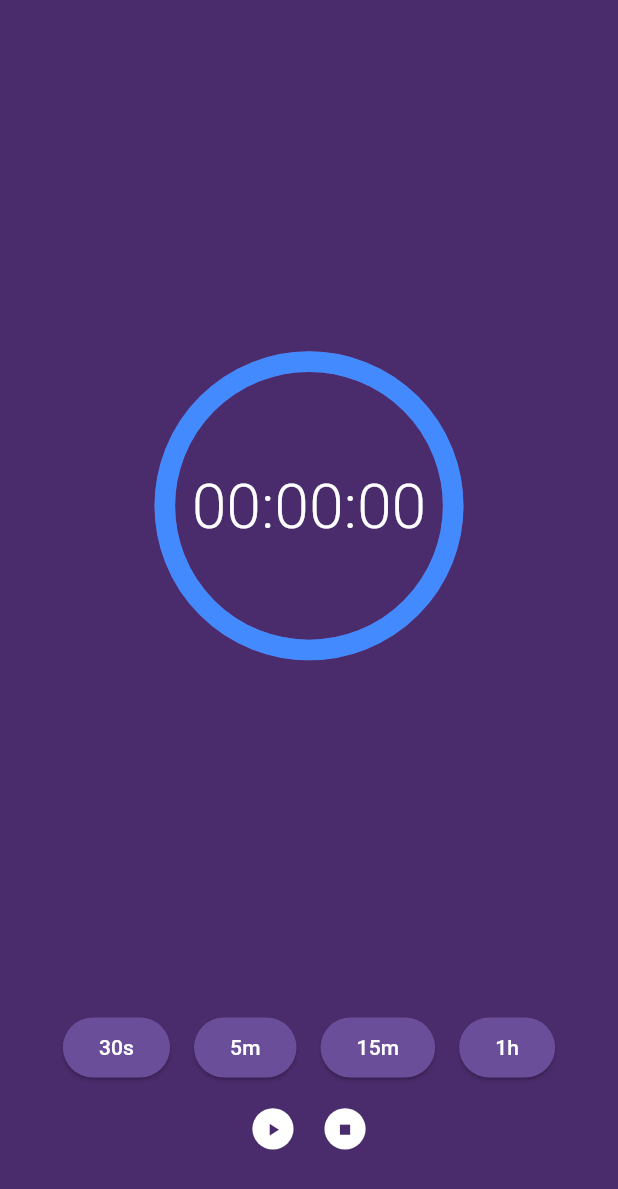
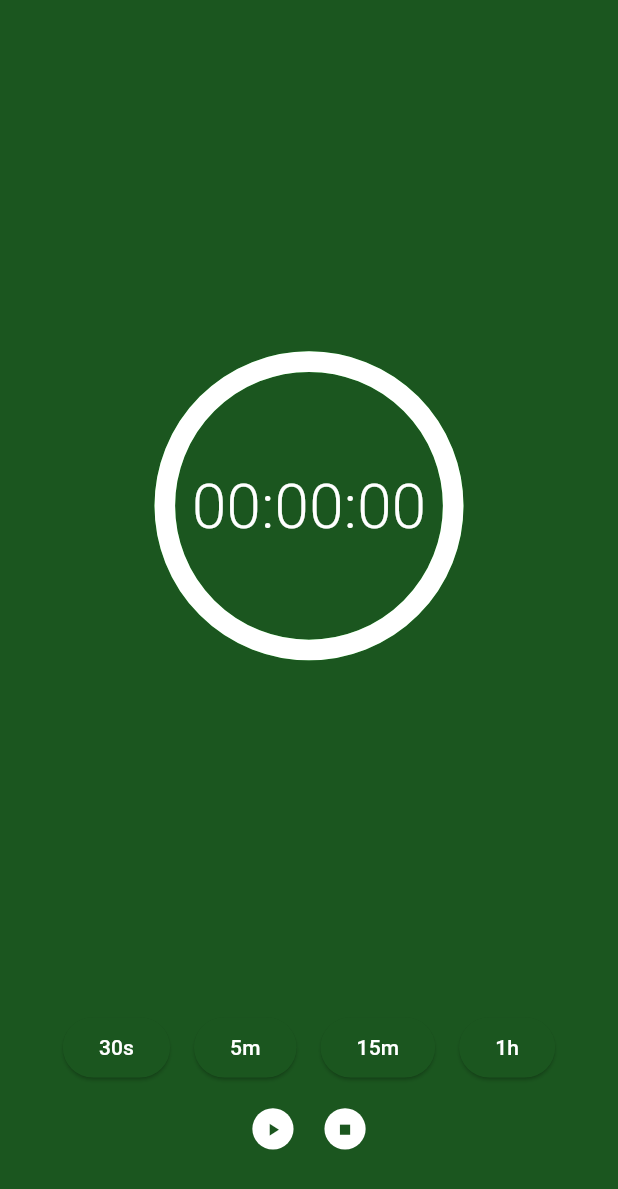
Before and after one commit to tanany1/timer_app, a Flutter app: the screen it shows after launch, on a phone screen of 412 x 824 dp. Shown: the top 1189 px of the screen. Run offline on Flutter 3.47's test engine with Material 3 defaults, Android fonts, the phone set to English and light mode, and no system bars; drawn by our look-alikes of percent_indicator; our stand-ins replace audioplayers.

Commit message:
Update for Opella X Elezaby Event.

```diff
--- a/lib/main.dart
+++ b/lib/main.dart
@@ -16,10 +16,10 @@ class TimerApp extends StatelessWidget {
       debugShowCheckedModeBanner: false,
       home: const TimerScreen(),
       theme: ThemeData(
-        primaryColor: const Color(0xFF6B4E99),
-        scaffoldBackgroundColor: const Color(0xFF4A2B6B), // Darker background
+        primaryColor: const Color(0xFFFAEDED),
+        scaffoldBackgroundColor: const Color(0xFF1B561F), // Darker background
         colorScheme: ColorScheme.fromSwatch().copyWith(
-          secondary: const Color(0xFF9B59B6),
+          secondary: const Color(0xFF1B561F),
         ),
       ),
     );
@@ -170,10 +170,10 @@ class _TimerScreenState extends State<TimerScreen> {
     if (_isRunning && _timeInSeconds <= 60) {
       // Blinking red for the last 20 seconds
       if (_timeInSeconds <= 20) {
-        return _isBlinking ? Colors.red.shade900 : Colors.red;
+        return _isBlinking ? Colors.green.shade900 : Colors.green;
       }
       // Solid red when 1 minute is left
-      return Colors.red;
+      return Colors.green;
     }
     // Default background color
     return Theme.of(context).scaffoldBackgroundColor;
@@ -185,7 +185,7 @@ class _TimerScreenState extends State<TimerScreen> {
       padding: const EdgeInsets.symmetric(horizontal: 4.0),
       child: ElevatedButton(
         style: ElevatedButton.styleFrom(
-            backgroundColor: const Color(0xFF6B4E99),
+            backgroundColor: const Color(0xFF1B561F),
             foregroundColor: Colors.white,
             shape: const StadiumBorder()),
         onPressed: () => _addTime(seconds),
@@ -236,8 +236,8 @@ class _TimerScreenState extends State<TimerScreen> {
                         color: Colors.white,
                         fontWeight: FontWeight.w300),
                   ),
-                  progressColor: Colors.blueAccent, // Changed color to blue
-                  backgroundColor: const Color(0xFF6B4E99),
+                  progressColor: Color(0xFFFFFFFF), // Changed color to blue
+                  backgroundColor: const Color(0xFF27B42A),
                   circularStrokeCap: CircularStrokeCap.round,
                   animateFromLastPercent: true,
                   animation: true,
```
